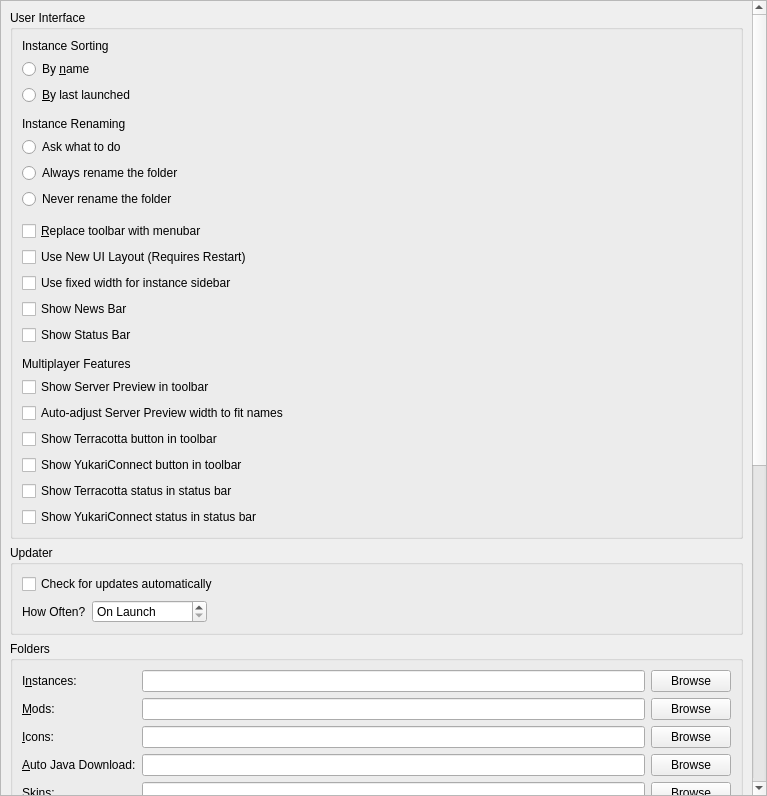
Above: launcher/ui/pages/global/LauncherPage.ui from AndreaFrederica/LunaLauncher before the change. Below: the same form after it.
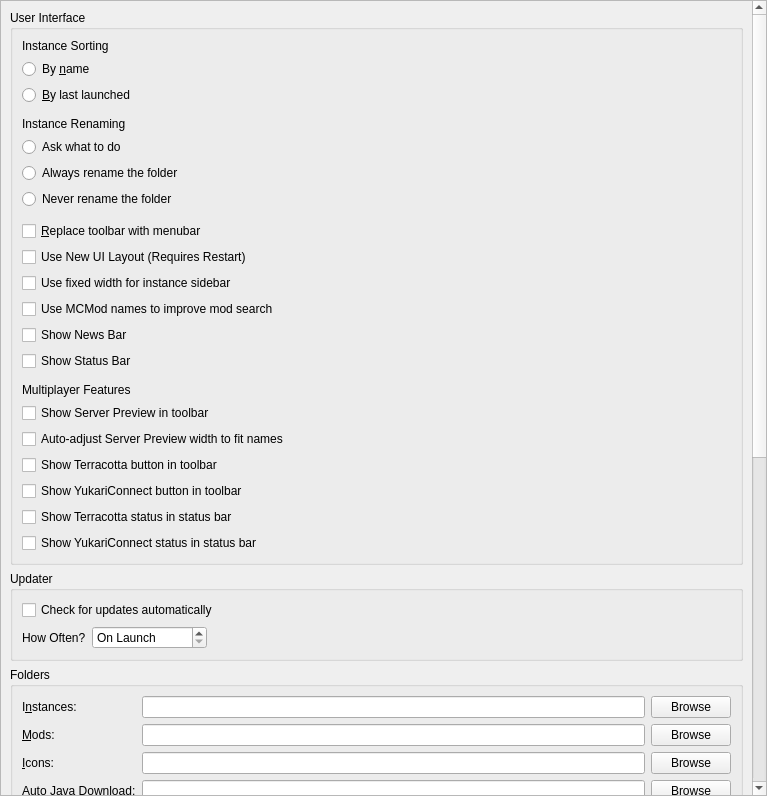
That is the form after the change.

Commit message: feat(cpp-ui): complete MCMod lookup in native resource pages

The edit to the form file:
```diff
--- a/launcher/ui/pages/global/LauncherPage.ui
+++ b/launcher/ui/pages/global/LauncherPage.ui
@@ -182,6 +182,16 @@
             </property>
            </widget>
           </item>
+          <item>
+           <widget class="QCheckBox" name="mcmodSearchEnabledCheckBox">
+            <property name="toolTip">
+             <string>Use MCMod's localized names to improve mod search and show reverse lookup links in the native download dialog.</string>
+            </property>
+            <property name="text">
+             <string>Use MCMod names to improve mod search</string>
+            </property>
+           </widget>
+          </item>
           <item>
            <widget class="QCheckBox" name="showNewsBarCheckBox">
             <property name="text">
```
The commit also changes 7 other files.
